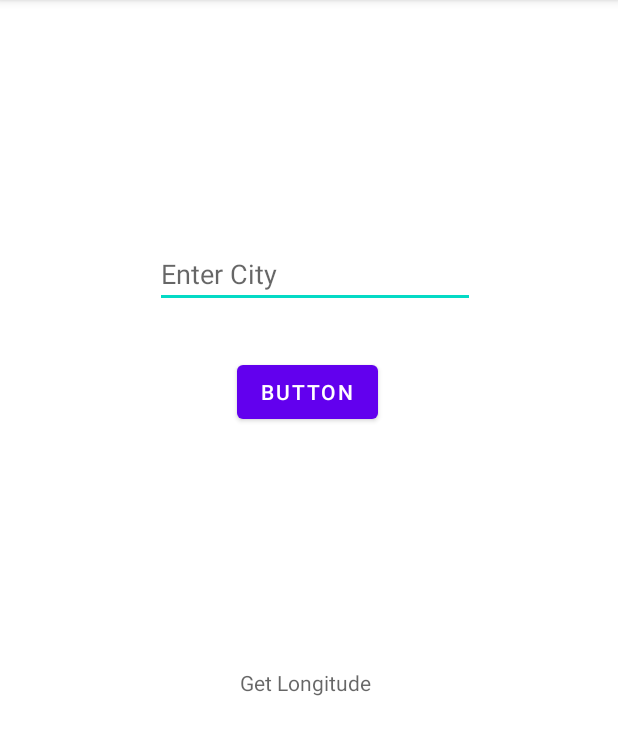
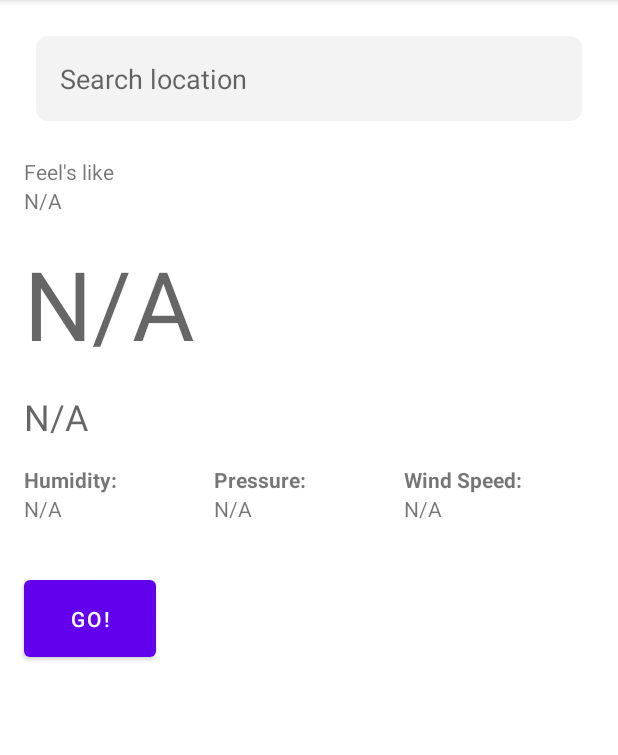
Before and after one commit to AndroBuddy/Weather, an Android app: the screen it shows after launch (MainActivity), on a phone screen of 412 x 824 dp, the part 84-839 px from its top. Run offline under Robolectric (Android 15) with nearby library versions, the phone set to English and light mode, and no system bars; 2 statements that could not run were skipped.

Commit message:
Setup display data and UI layouts
Signed-off-by: Androbuddy <anirudhchimpidi8@gmail.com>

```diff
--- a/app/src/main/java/com/orca/weather/MainActivity.kt
+++ b/app/src/main/java/com/orca/weather/MainActivity.kt
@@ -1,17 +1,18 @@
 package com.orca.weather
 
 import ViewModelFactory
+import android.annotation.SuppressLint
 import androidx.appcompat.app.AppCompatActivity
 import android.os.Bundle
 import android.util.Log
 import android.widget.Button
 import android.widget.TextView
-import androidx.lifecycle.Observer
 import androidx.lifecycle.ViewModelProvider
 import com.orca.weather.ViewModel.MainViewModel
 import com.orca.weather.api.RetrofitService
 import com.orca.weather.databinding.ActivityMainBinding
 import com.orca.weather.repository.Repository
+import kotlin.math.roundToInt
 
 class MainActivity : AppCompatActivity() {
 
@@ -19,6 +20,7 @@ class MainActivity : AppCompatActivity() {
     private val retrofitService = RetrofitService.getInstance()
     private lateinit var binding: ActivityMainBinding
 
+    @SuppressLint("SetTextI18n")
     override fun onCreate(savedInstanceState: Bundle?) {
         super.onCreate(savedInstanceState)
         setContentView(R.layout.activity_main)
@@ -27,22 +29,40 @@ class MainActivity : AppCompatActivity() {
 
         viewModel = ViewModelProvider(this, ViewModelFactory(Repository(retrofitService))).get(MainViewModel::class.java)
 
-        var textView = findViewById<TextView>(R.id.textView)
-        var button = findViewById<Button>(R.id.button)
-        var tv_editText = findViewById<TextView>(R.id.tv_editText)
+        val textView = findViewById<TextView>(R.id.textView)
+        val weatherView = findViewById<TextView>(R.id.text2)
+        val button = findViewById<Button>(R.id.button)
+        val editText = findViewById<TextView>(R.id.tv_editText)
 
-        viewModel.weatherList.observe(this, Observer { result ->
+        val feelsLike = findViewById<TextView>(R.id.feels_like)
+
+        val humidity = findViewById<TextView>(R.id.humidity)
+        val pressure = findViewById<TextView>(R.id.pressure)
+        val wind = findViewById<TextView>(R.id.wind)
+
+        viewModel.weatherList.observe(this, { result ->
             try {
-//            Log.e("MAINACTIVITY" , viewModel.weatherList.value?.coord.toString())
                 Log.e("MAINACTIVITY", result.coord.lon.toString())
-                textView!!.text = result.coord.lon!!.toString()
-            }catch(e: Exception){
+                val temp = result.main.temp
+                val feelsLikeVal = result.main.feels_like
+                val humid = result.main.humidity.roundToInt()
+                val pressureVal = result.main.pressure.roundToInt()
+                val windVal = result.wind.speed
+
+                textView!!.text = "$temp°C"
+                feelsLike!!.text = "$feelsLikeVal°C"
+                weatherView!!.text = result.weather[0].description
+                humidity!!.text = "$humid %"
+                pressure!!.text = "$pressureVal mBar"
+                wind!!.text = "$windVal Km/h"
+            }
+            catch(e: Exception) {
                 Log.e("MAINACTIVITY", "Invalid Input of City Name")
             }
         })
 
         button.setOnClickListener {
-            viewModel.getCurrentWeatherData(tv_editText.text.toString())
+            viewModel.getCurrentWeatherData(editText.text.toString())
         }
     }
 }
--- a/app/src/main/java/com/orca/weather/api/RetrofitService.kt
+++ b/app/src/main/java/com/orca/weather/api/RetrofitService.kt
@@ -12,6 +12,7 @@ interface RetrofitService {
     @GET("data/2.5/weather?")
     fun getCurrentWeatherData(
         @Query("q") city : String?,
+        @Query("units") unit : String? = "metric",
         @Query("appid") AppId: String? = "2e65127e909e178d0af311a81f39948c" //Will have to create own API KEY and put them inside token
     ): Call<WeatherApi>?
 
--- /dev/null
+++ b/app/src/main/res/drawable/city_bar.xml
@@ -0,0 +1,9 @@
+<?xml version="1.0" encoding="utf-8"?>
+<layer-list xmlns:android="http://schemas.android.com/apk/res/android">
+    <item>
+        <shape android:shape="rectangle">
+            <solid android:color="#0C000000"/>
+            <corners android:radius="8dp" />
+        </shape>
+    </item>
+</layer-list>
--- a/app/src/main/res/layout/activity_main.xml
+++ b/app/src/main/res/layout/activity_main.xml
@@ -6,38 +6,60 @@
     android:layout_height="match_parent"
     tools:context=".MainActivity">
 
-    <Button
-        android:id="@+id/button"
-        android:layout_width="wrap_content"
-        android:layout_height="wrap_content"
-        android:layout_marginStart="158dp"
-        android:layout_marginLeft="158dp"
-        android:layout_marginTop="32dp"
-        android:text="Button"
-        app:layout_constraintStart_toStartOf="parent"
-        app:layout_constraintTop_toBottomOf="@+id/tv_editText" />
+    <LinearLayout
+        android:layout_width="match_parent"
+        android:layout_height="match_parent"
+        android:orientation="vertical">
 
         <EditText
             android:id="@+id/tv_editText"
+            android:layout_width="match_parent"
+            android:layout_height="wrap_content"
+            android:background="@drawable/city_bar"
+            android:padding="16dp"
+            android:layout_margin="24dp"
+            android:ems="10"
+            android:hint="Search location"
+            android:inputType="textPersonName" />
+
+        <TextView
             android:layout_width="wrap_content"
             android:layout_height="wrap_content"
-        android:layout_marginStart="103dp"
-        android:layout_marginLeft="103dp"
-        android:layout_marginTop="160dp"
-        android:ems="10"
-        android:hint="Enter City"
-        android:inputType="textPersonName"
-        app:layout_constraintStart_toStartOf="parent"
-        app:layout_constraintTop_toTopOf="parent" />
+            android:layout_marginHorizontal="16dp"
+            android:text="Feel's like" />
+
+        <TextView
+            android:layout_width="wrap_content"
+            android:layout_height="wrap_content"
+            android:layout_marginHorizontal="16dp"
+            android:id="@+id/feels_like"
+            android:text="@string/def_val" />
 
         <TextView
             android:id="@+id/textView"
             android:layout_width="wrap_content"
             android:layout_height="wrap_content"
-        android:layout_marginStart="160dp"
-        android:layout_marginLeft="160dp"
-        android:layout_marginTop="160dp"
-        android:hint="Get Longitude"
-        app:layout_constraintStart_toStartOf="parent"
-        app:layout_constraintTop_toBottomOf="@+id/button" />
+            android:textSize="64sp"
+            android:layout_margin="16dp"
+            android:hint="@string/def_val" />
+
+        <TextView
+            android:id="@+id/text2"
+            android:layout_width="wrap_content"
+            android:layout_height="wrap_content"
+            android:textSize="24sp"
+            android:layout_marginHorizontal="16dp"
+            android:hint="@string/def_val" />
+
+        <include layout="@layout/main_info" />
+
+        <Button
+            android:id="@+id/button"
+            android:layout_width="wrap_content"
+            android:layout_height="wrap_content"
+            android:layout_margin="16dp"
+            android:padding="16dp"
+            android:text="Go!" />
+
+    </LinearLayout>
 </androidx.constraintlayout.widget.ConstraintLayout>
--- /dev/null
+++ b/app/src/main/res/layout/main_info.xml
@@ -0,0 +1,65 @@
+<?xml version="1.0" encoding="utf-8"?>
+<LinearLayout
+    xmlns:android="http://schemas.android.com/apk/res/android"
+    android:layout_width="match_parent"
+    android:layout_height="wrap_content"
+    android:layout_margin="16dp">
+
+    <LinearLayout
+        android:layout_width="0dp"
+        android:layout_height="wrap_content"
+        android:layout_weight="1"
+        android:orientation="vertical">
+
+        <TextView
+            android:layout_width="wrap_content"
+            android:layout_height="wrap_content"
+            android:textStyle="bold"
+            android:text="Humidity:" />
+
+        <TextView
+            android:layout_width="wrap_content"
+            android:layout_height="wrap_content"
+            android:id="@+id/humidity"
+            android:text="@string/def_val" />
+    </LinearLayout>
+
+    <LinearLayout
+        android:layout_width="0dp"
+        android:layout_height="wrap_content"
+        android:layout_weight="1"
+        android:orientation="vertical">
+
+        <TextView
+            android:layout_width="wrap_content"
+            android:layout_height="wrap_content"
+            android:textStyle="bold"
+            android:text="Pressure:" />
+
+        <TextView
+            android:layout_width="wrap_content"
+            android:layout_height="wrap_content"
+            android:id="@+id/pressure"
+            android:text="@string/def_val" />
+    </LinearLayout>
+
+    <LinearLayout
+        android:layout_width="0dp"
+        android:layout_height="wrap_content"
+        android:layout_weight="1"
+        android:orientation="vertical">
+
+        <TextView
+            android:layout_width="wrap_content"
+            android:layout_height="wrap_content"
+            android:textStyle="bold"
+            android:text="Wind Speed:" />
+
+        <TextView
+            android:layout_width="wrap_content"
+            android:layout_height="wrap_content"
+            android:id="@+id/wind"
+            android:text="@string/def_val" />
+    </LinearLayout>
+
+</LinearLayout>
--- a/app/src/main/res/values/strings.xml
+++ b/app/src/main/res/values/strings.xml
@@ -1,3 +1,4 @@
 <resources>
     <string name="app_name">Weather</string>
+    <string name="def_val">N/A</string>
 </resources>
```
Lines whose indentation alone changed are shown as unchanged.
